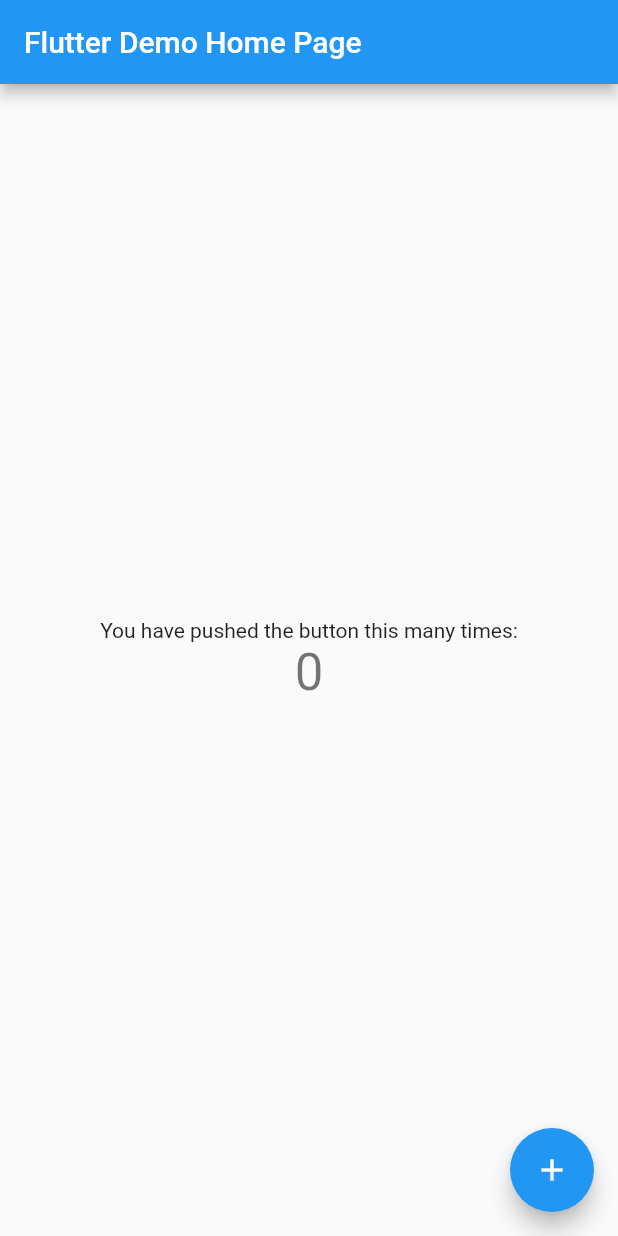
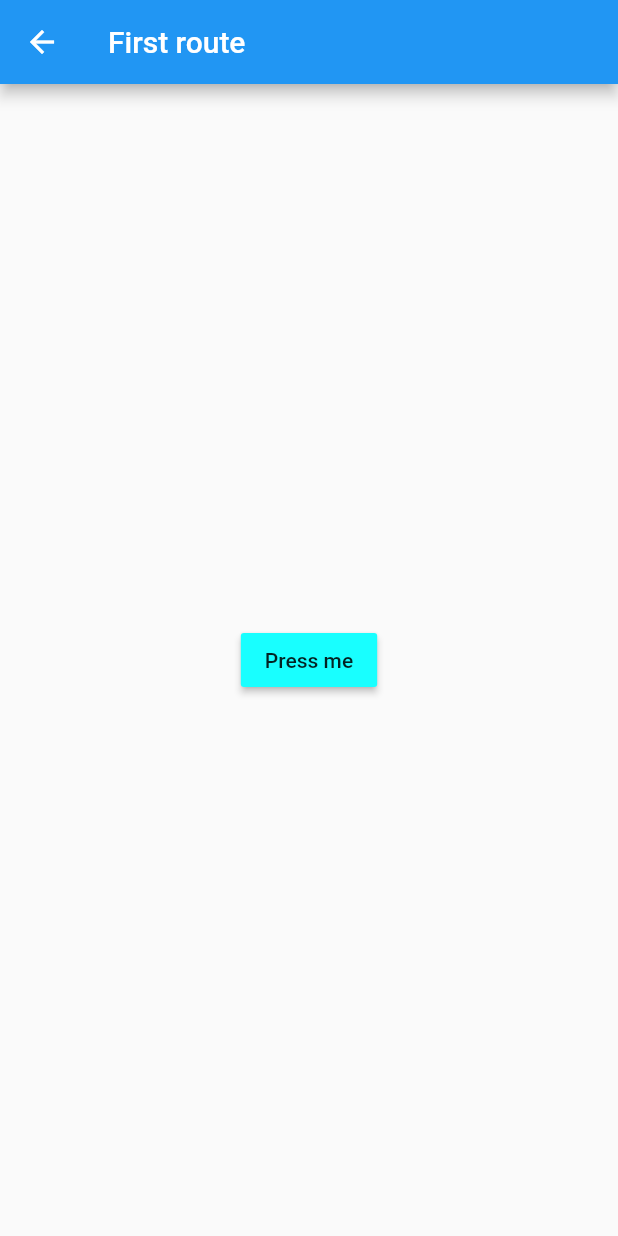
Before and after one commit to fezzhd/flutter_mentoring_tasks, a Flutter app: the screen it shows after launch, on a phone screen of 412 x 824 dp. Run offline on Flutter 3.47's test engine with Material 2 defaults, Android fonts, the phone set to English and light mode, and no system bars.

Commit message:
Implementing task three

```diff
--- a/module_three_task/lib/l10n/intl_en_US.arb
+++ b/module_three_task/lib/l10n/intl_en_US.arb
@@ -1 +1,12 @@
-{}
+{
+  "pressMe" : "Press me",
+  "firstRouteTitle" : "First route",
+  "secondRouteTitle" : "Second route",
+  "returnButton" : "Return {value}",
+  "resultIs" : "Result is {value}",
+  "ok" : "Ok",
+  "exitConfirmationTitle" : "Exit",
+  "exitConfirmationContent": "Are you sure ?",
+  "yes" : "Yes",
+  "no" : "No"
+}
--- a/module_three_task/lib/main.dart
+++ b/module_three_task/lib/main.dart
@@ -1,113 +1,51 @@
 import 'package:flutter/material.dart';
+import 'package:flutter_localizations/flutter_localizations.dart';
+import 'package:module_three_task/utils/routes_names.dart' as RouteNames;
+import 'generated/l10n.dart';
+import 'routes/routes.dart';
 
 void main() {
   runApp(MyApp());
 }
 
 class MyApp extends StatelessWidget {
-  // This widget is the root of your application.
   @override
   Widget build(BuildContext context) {
     return MaterialApp(
-      title: 'Flutter Demo',
+      localizationsDelegates: [
+        AppLocalization.delegate,
+        GlobalWidgetsLocalizations.delegate,
+        GlobalMaterialLocalizations.delegate
+      ],
+      supportedLocales: AppLocalization.delegate.supportedLocales,
       theme: ThemeData(
-        // This is the theme of your application.
-        //
-        // Try running your application with "flutter run". You'll see the
-        // application has a blue toolbar. Then, without quitting the app, try
-        // changing the primarySwatch below to Colors.green and then invoke
-        // "hot reload" (press "r" in the console where you ran "flutter run",
-        // or simply save your changes to "hot reload" in a Flutter IDE).
-        // Notice that the counter didn't reset back to zero; the application
-        // is not restarted.
-        primarySwatch: Colors.blue,
+        primaryColor: Colors.blue,
+        buttonColor: Colors.cyanAccent,
+        primaryTextTheme: TextTheme(
+          button: TextStyle(
+            color: Colors.black
+          )
+        )
       ),
-      home: MyHomePage(title: 'Flutter Demo Home Page'),
+      initialRoute: RouteNames.initialRoute,
+      onGenerateRoute: _generateRoutes,
     );
   }
-}
 
-class MyHomePage extends StatefulWidget {
-  MyHomePage({Key key, this.title}) : super(key: key);
-
-  // This widget is the home page of your application. It is stateful, meaning
-  // that it has a State object (defined below) that contains fields that affect
-  // how it looks.
-
-  // This class is the configuration for the state. It holds the values (in this
-  // case the title) provided by the parent (in this case the App widget) and
-  // used by the build method of the State. Fields in a Widget subclass are
-  // always marked "final".
-
-  final String title;
-
-  @override
-  _MyHomePageState createState() => _MyHomePageState();
-}
-
-class _MyHomePageState extends State<MyHomePage> {
-  int _counter = 0;
-
-  void _incrementCounter() {
-    setState(() {
-      // This call to setState tells the Flutter framework that something has
-      // changed in this State, which causes it to rerun the build method below
-      // so that the display can reflect the updated values. If we changed
-      // _counter without calling setState(), then the build method would not be
-      // called again, and so nothing would appear to happen.
-      _counter++;
-    });
-  }
-
-  @override
-  Widget build(BuildContext context) {
-    // This method is rerun every time setState is called, for instance as done
-    // by the _incrementCounter method above.
-    //
-    // The Flutter framework has been optimized to make rerunning build methods
-    // fast, so that you can just rebuild anything that needs updating rather
-    // than having to individually change instances of widgets.
-    return Scaffold(
-      appBar: AppBar(
-        // Here we take the value from the MyHomePage object that was created by
-        // the App.build method, and use it to set our appbar title.
-        title: Text(widget.title),
-      ),
-      body: Center(
-        // Center is a layout widget. It takes a single child and positions it
-        // in the middle of the parent.
-        child: Column(
-          // Column is also a layout widget. It takes a list of children and
-          // arranges them vertically. By default, it sizes itself to fit its
-          // children horizontally, and tries to be as tall as its parent.
-          //
-          // Invoke "debug painting" (press "p" in the console, choose the
-          // "Toggle Debug Paint" action from the Flutter Inspector in Android
-          // Studio, or the "Toggle Debug Paint" command in Visual Studio Code)
-          // to see the wireframe for each widget.
-          //
-          // Column has various properties to control how it sizes itself and
-          // how it positions its children. Here we use mainAxisAlignment to
-          // center the children vertically; the main axis here is the vertical
-          // axis because Columns are vertical (the cross axis would be
-          // horizontal).
-          mainAxisAlignment: MainAxisAlignment.center,
-          children: <Widget>[
-            Text(
-              'You have pushed the button this many times:',
-            ),
-            Text(
-              '$_counter',
-              style: Theme.of(context).textTheme.headline4,
-            ),
-          ],
-        ),
-      ),
-      floatingActionButton: FloatingActionButton(
-        onPressed: _incrementCounter,
-        tooltip: 'Increment',
-        child: Icon(Icons.add),
-      ), // This trailing comma makes auto-formatting nicer for build methods.
-    );
+  Route<dynamic> _generateRoutes(RouteSettings settings){
+    switch(settings.name){
+      case RouteNames.initialRoute:
+        return MaterialPageRoute(
+            settings: settings,
+            builder: (_) => FirstRoute()
+        );
+      case RouteNames.secondRoute:
+        return MaterialPageRoute(
+            settings: settings,
+            builder: (_) => SecondRoute()
+        );
+      default:
+        return null;
+    }
   }
 }
--- /dev/null
+++ b/module_three_task/lib/routes/routes.dart
@@ -0,0 +1,2 @@
+export 'first_route.dart';
+export 'second_route.dart';
--- /dev/null
+++ b/module_three_task/lib/utils/routes_names.dart
@@ -0,0 +1,4 @@
+
+const String initialRoute = "/";
+
+const String secondRoute = "/second_route";
--- a/module_three_task/pubspec.yaml
+++ b/module_three_task/pubspec.yaml
@@ -18,6 +18,8 @@ environment:
 
 dependencies:
   flutter:
+    sdk: flutter
+  flutter_localizations:
     sdk: flutter
 
 dev_dependencies:
```
Also changed, not shown: module_three_task/lib/routes/first_route.dart (added, +77 -0 lines), module_three_task/lib/routes/second_route.dart (added, +44 -0 lines), module_three_task/lib/generated/intl/messages_en_US.dart, module_three_task/lib/generated/l10n.dart, module_three_task/pubspec.lock.
